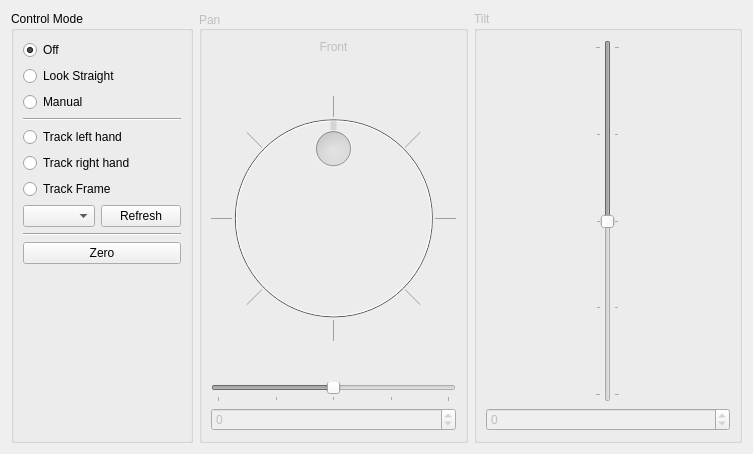
Above: vigir_head_control_widget/resource/head_control_widget.ui from team-vigir/vigir_manipulation_planning before the change. Below: the same form after it.
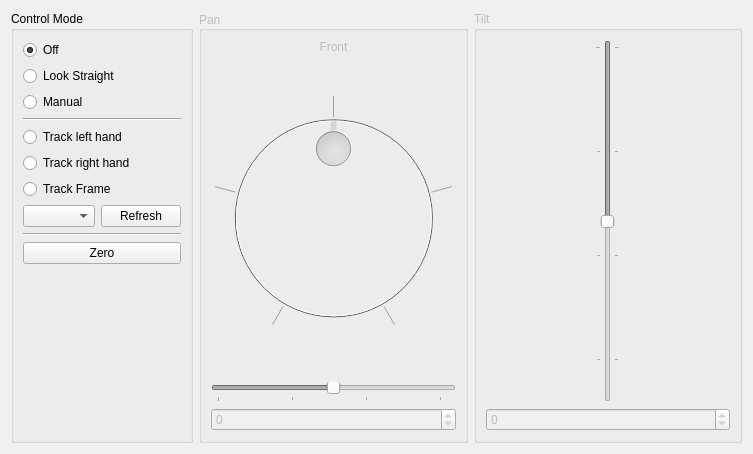
That is the form after the change.

Commit message: fixed wrong pan direction and added limits

```diff
--- a/vigir_head_control_widget/resource/head_control_widget.ui
+++ b/vigir_head_control_widget/resource/head_control_widget.ui
@@ -207,10 +207,10 @@
            <bool>false</bool>
           </property>
           <property name="wrapping">
-           <bool>true</bool>
+           <bool>false</bool>
           </property>
           <property name="notchTarget">
-           <double>45.000000000000000</double>
+           <double>90.000000000000000</double>
           </property>
           <property name="notchesVisible">
            <bool>true</bool>
@@ -220,10 +220,10 @@
         <item>
          <widget class="QSlider" name="panSlider">
           <property name="minimum">
-           <number>-180</number>
+           <number>-140</number>
           </property>
           <property name="maximum">
-           <number>180</number>
+           <number>140</number>
           </property>
           <property name="pageStep">
            <number>15</number>
@@ -285,10 +285,10 @@
            </sizepolicy>
           </property>
           <property name="minimum">
-           <number>-90</number>
+           <number>-75</number>
           </property>
           <property name="maximum">
-           <number>90</number>
+           <number>75</number>
           </property>
           <property name="pageStep">
            <number>15</number>
```
Left out of the diff: 22 changed lines with no effect on the pictures. The commit also changes 1 other file.
